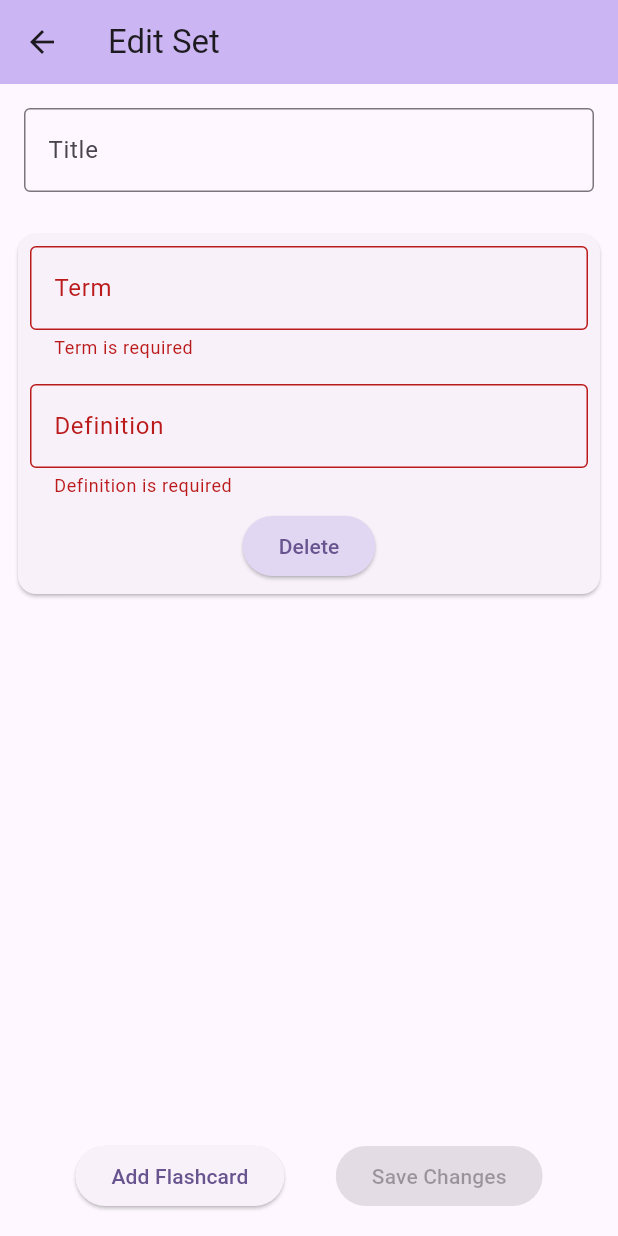
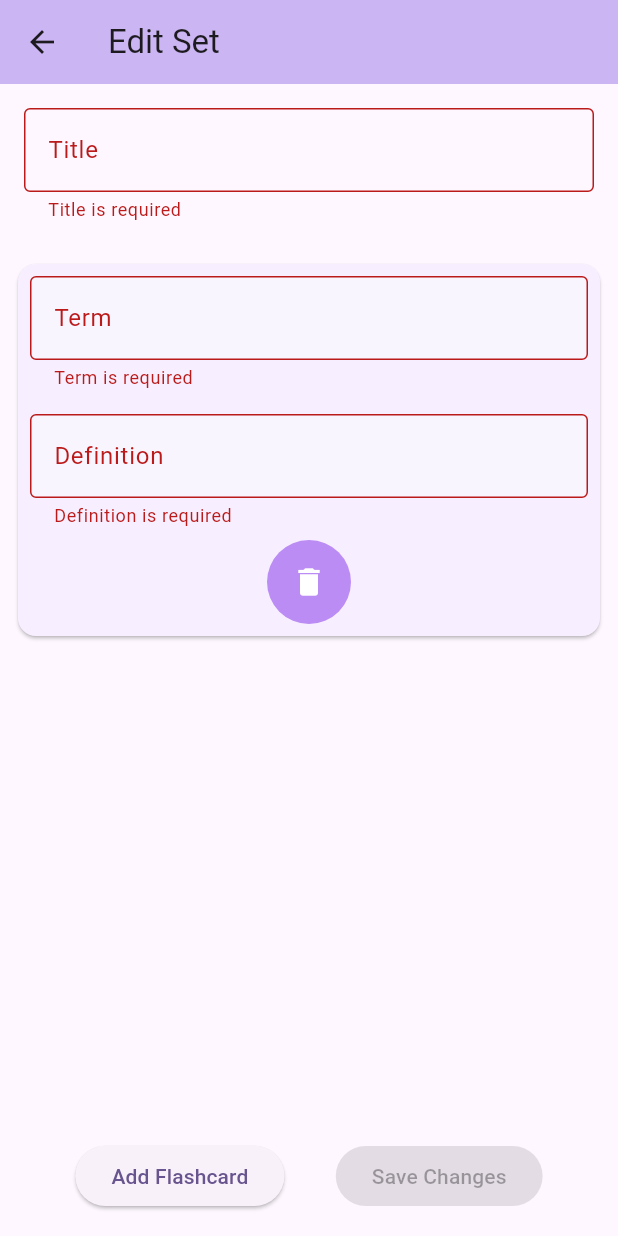
Before and after one commit to rheasridhar/MAD_Project1, a Flutter app: the EditSetScreen screen opened directly with empty values, after a tap on "Add Flashcard", on a phone screen of 412 x 824 dp. Run offline on Flutter 3.47's test engine with Material 3 defaults, Android fonts, the phone set to English and light mode, and no system bars; our stand-ins replace flip_card, sqflite; accounts and stored records are empty.

Commit message:
update edit screen
- ui update
- title not null validation

```diff
--- a/flashcard_app/lib/edit_screen.dart
+++ b/flashcard_app/lib/edit_screen.dart
@@ -32,17 +32,21 @@ class _EditSetScreenState extends State<EditSetScreen> {
   }
 
   Future<void> _loadFlashcardSet() async {
-    final flashcardSet = await widget.dbHelper.queryFlashcardSet(widget.flashcardSetId);
+    final flashcardSet =
+        await widget.dbHelper.queryFlashcardSet(widget.flashcardSetId);
 
     setState(() {
       _titleController.text = flashcardSet[DatabaseHelper.columnSetTitle];
     });
 
-    final flashcards = await widget.dbHelper.queryAllFlashcardsInSet(widget.flashcardSetId);
+    final flashcards =
+        await widget.dbHelper.queryAllFlashcardsInSet(widget.flashcardSetId);
 
     for (var flashcard in flashcards) {
-      final termController = TextEditingController(text: flashcard[DatabaseHelper.columnTerm]);
-      final definitionController = TextEditingController(text: flashcard[DatabaseHelper.columnDefinition]);
+      final termController =
+          TextEditingController(text: flashcard[DatabaseHelper.columnTerm]);
+      final definitionController = TextEditingController(
+          text: flashcard[DatabaseHelper.columnDefinition]);
 
       setState(() {
         _termControllers.add(termController);
@@ -72,9 +76,12 @@ class _EditSetScreenState extends State<EditSetScreen> {
                     _changesSaved = false;
                   });
                 },
-                decoration: const InputDecoration(
+                decoration: InputDecoration(
                   labelText: 'Title',
                   border: OutlineInputBorder(),
+                  errorText: _titleController.text.isEmpty
+                      ? 'Title is required'
+                      : null,
                 ),
               ),
             ),
@@ -96,11 +103,17 @@ class _EditSetScreenState extends State<EditSetScreen> {
                     child: const Text('Add Flashcard'),
                   ),
                   ElevatedButton(
-                    onPressed: (_changesSaved || _fieldsAreEmpty()) ? null : () => _saveChangesAndUpdateButtonStyle(),
-                    style: (_changesSaved || _fieldsAreEmpty()) ? null : ButtonStyle(
-                      backgroundColor: MaterialStateProperty.all<Color>(Color.fromARGB(255, 144, 93, 231)),
-                      foregroundColor: MaterialStateProperty.all<Color>(Colors.white),
-                    ),
+                    onPressed: (_changesSaved || _fieldsAreEmpty())
+                        ? null
+                        : () => _saveChangesAndUpdateButtonStyle(),
+                    style: (_changesSaved || _fieldsAreEmpty())
+                        ? null
+                        : ButtonStyle(
+                            backgroundColor: MaterialStateProperty.all<Color>(
+                                Color.fromARGB(255, 144, 93, 231)),
+                            foregroundColor:
+                                MaterialStateProperty.all<Color>(Colors.white),
+                          ),
                     child: const Text('Save Changes'),
                   ),
                 ],
@@ -116,6 +129,9 @@ class _EditSetScreenState extends State<EditSetScreen> {
     return Padding(
       padding: const EdgeInsets.all(8.0),
       child: Card(
+        color: _changesSaved || _fieldsAreEmpty()
+            ? Color.fromARGB(255, 247, 239, 255)
+            : const Color.fromARGB(255, 255, 255, 255),
         child: Column(
           children: [
             Padding(
@@ -130,7 +146,11 @@ class _EditSetScreenState extends State<EditSetScreen> {
                 decoration: InputDecoration(
                   labelText: 'Term',
                   border: OutlineInputBorder(),
-                  errorText: _termControllers[index].text.isEmpty ? 'Term is required' : null,
+                  errorText: _termControllers[index].text.isEmpty
+                      ? 'Term is required'
+                      : null,
+                  filled: true,
+                  fillColor: Color.fromARGB(255, 249, 245, 255),
                 ),
               ),
             ),
@@ -146,20 +166,32 @@ class _EditSetScreenState extends State<EditSetScreen> {
                 decoration: InputDecoration(
                   labelText: 'Definition',
                   border: OutlineInputBorder(),
-                  errorText: _definitionControllers[index].text.isEmpty ? 'Definition is required' : null,
+                  errorText: _definitionControllers[index].text.isEmpty
+                      ? 'Definition is required'
+                      : null,
+                  filled: true,
+                  fillColor: Color.fromARGB(255, 249, 245, 255),
                 ),
               ),
             ),
             Padding(
               padding: const EdgeInsets.only(bottom: 8.0),
-              child: ElevatedButton(
-                onPressed: () {
-                  _deleteFlashcard(index);
-                },
-                style: ButtonStyle(
-                  backgroundColor: MaterialStateProperty.all<Color>(const Color.fromARGB(255, 225, 215, 242)),
+              child: Container(
+                decoration: BoxDecoration(
+                  color: Color.fromARGB(255, 187, 140, 244),
+                  shape: BoxShape.circle,
                 ),
-                child: const Text('Delete'),
+                child: IconButton(
+                  onPressed: () {
+                    _deleteFlashcard(index);
+                  },
+                  icon: Icon(
+                    Icons.delete,
+                    color: Colors.white,
+                  ),
+                  iconSize: 24.0,
+                  padding: EdgeInsets.all(16.0),
+                ),
               ),
             ),
           ],
@@ -191,7 +223,8 @@ class _EditSetScreenState extends State<EditSetScreen> {
         builder: (context) {
           return AlertDialog(
             title: const Text('Discard Changes?'),
-            content: const Text('Are you sure you want to leave without saving changes?'),
+            content:
+                const Text('Are you sure you want to leave without saving changes?'),
             actions: <Widget>[
               TextButton(
                 onPressed: () {
@@ -218,7 +251,8 @@ class _EditSetScreenState extends State<EditSetScreen> {
       return true;
     }
     for (var i = 0; i < _termControllers.length; i++) {
-      if (_termControllers[i].text.isNotEmpty || _definitionControllers[i].text.isNotEmpty) {
+      if (_termControllers[i].text.isNotEmpty ||
+          _definitionControllers[i].text.isNotEmpty) {
         return true;
       }
     }
@@ -227,7 +261,8 @@ class _EditSetScreenState extends State<EditSetScreen> {
 
   bool _fieldsAreEmpty() {
     for (int i = 0; i < _termControllers.length; i++) {
-      if (_termControllers[i].text.trim().isEmpty || _definitionControllers[i].text.trim().isEmpty) {
+      if (_termControllers[i].text.trim().isEmpty ||
+          _definitionControllers[i].text.trim().isEmpty) {
         return true;
       }
     }
@@ -243,28 +278,34 @@ class _EditSetScreenState extends State<EditSetScreen> {
 
   void _saveChanges() async {
     final setTitle = _titleController.text;
-    await widget.dbHelper.updateFlashcardSet(widget.flashcardSetId, setTitle);
+    await widget.dbHelper.updateFlashcardSet(
+        widget.flashcardSetId, setTitle);
 
-    final flashcards = await widget.dbHelper.queryAllFlashcardsInSet(widget.flashcardSetId);
+    final flashcards = await widget.dbHelper
+        .queryAllFlashcardsInSet(widget.flashcardSetId);
 
     for (int i = 0; i < _termControllers.length; i++) {
       final term = _termControllers[i].text;
       final definition = _definitionControllers[i].text;
 
       if (term.isNotEmpty || definition.isNotEmpty) {
-        final flashcardId = i < flashcards.length ? flashcards[i][DatabaseHelper.columnId] : null;
+        final flashcardId =
+            i < flashcards.length ? flashcards[i][DatabaseHelper.columnId] : null;
 
         if (flashcardId != null) {
-          await widget.dbHelper.updateFlashcard(widget.flashcardSetId, flashcardId, term, definition);
+          await widget.dbHelper.updateFlashcard(
+              widget.flashcardSetId, flashcardId, term, definition);
         } else {
-          await widget.dbHelper.insertFlashcard(widget.flashcardSetId, term, definition);
+          await widget.dbHelper.insertFlashcard(
+              widget.flashcardSetId, term, definition);
         }
       }
     }
 
     for (int i = _termControllers.length; i < flashcards.length; i++) {
       final flashcardId = flashcards[i][DatabaseHelper.columnId];
-      await widget.dbHelper.deleteFlashcard(widget.flashcardSetId, flashcardId);
+      await widget.dbHelper
+          .deleteFlashcard(widget.flashcardSetId, flashcardId);
     }
 
     ScaffoldMessenger.of(context).showSnackBar(
```
